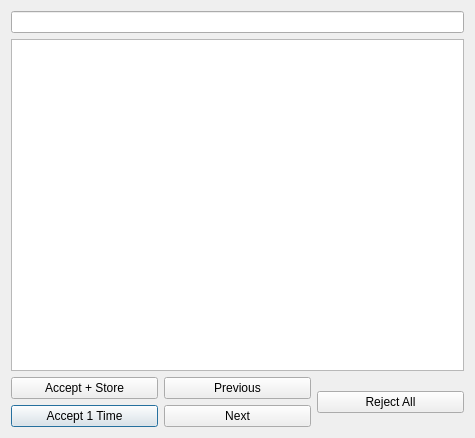
Above: ui/cert-candidate.ui from berndhs/egalite before the change. Below: the same form after it.
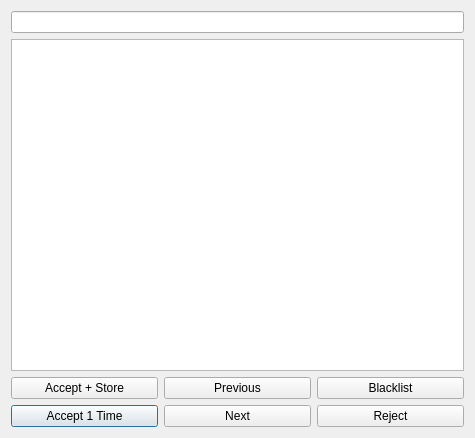
That is the form after the change.

Patch:
```diff
--- a/ui/cert-candidate.ui
+++ b/ui/cert-candidate.ui
@@ -36,13 +36,6 @@
        </property>
       </widget>
      </item>
-     <item row="0" column="3" rowspan="2">
-      <widget class="QPushButton" name="rejectButton">
-       <property name="text">
-        <string>Reject All</string>
-       </property>
-      </widget>
-     </item>
      <item row="0" column="0">
       <widget class="QPushButton" name="storeButton">
        <property name="text">
@@ -57,6 +50,20 @@
        </property>
       </widget>
      </item>
+     <item row="0" column="2">
+      <widget class="QPushButton" name="blackButton">
+       <property name="text">
+        <string>Blacklist</string>
+       </property>
+      </widget>
+     </item>
+     <item row="1" column="2">
+      <widget class="QPushButton" name="rejectButton">
+       <property name="text">
+        <string>Reject</string>
+       </property>
+      </widget>
+     </item>
     </layout>
    </item>
   </layout>
```
